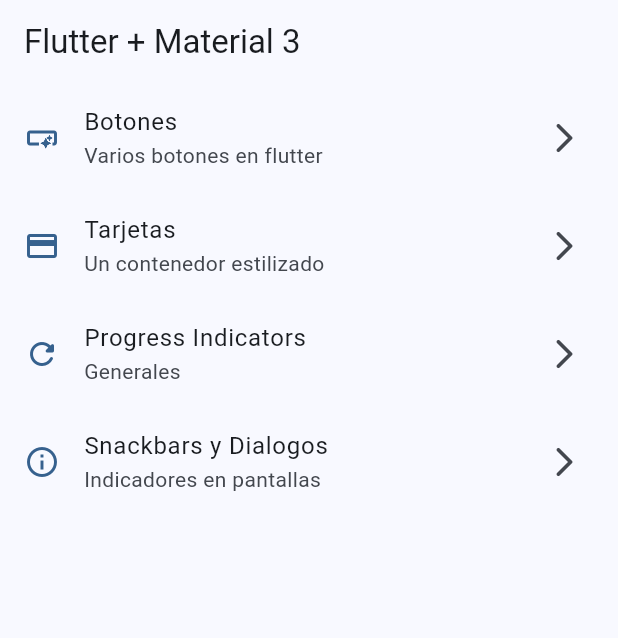
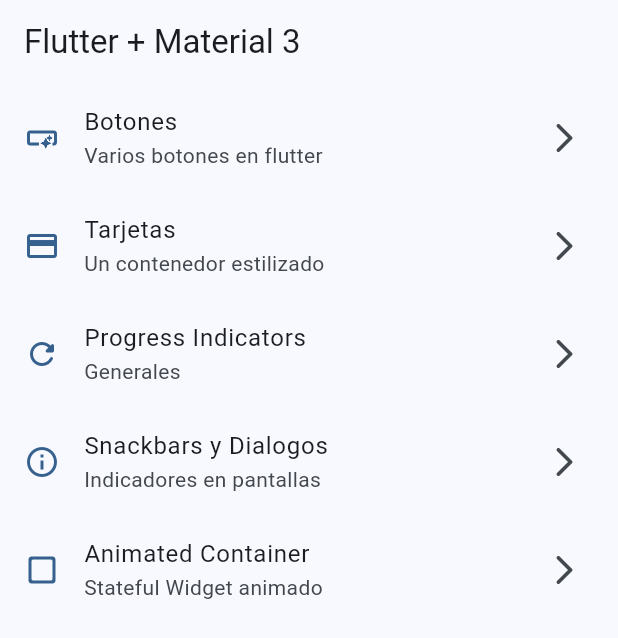
Before and after one commit to Mrangel793/widgets_app, a Flutter app: the screen it shows after launch, on a phone screen of 412 x 824 dp. Shown: the top 638 px of the screen. Run offline on Flutter 3.47's test engine with Material 3 defaults, Android fonts, the phone set to English and light mode, and no system bars; our stand-ins replace go_router.

Commit message:
animated container terminado

```diff
--- a/lib/config/menu_items/menu_items.dart
+++ b/lib/config/menu_items/menu_items.dart
@@ -46,4 +46,11 @@ const appMenuItems = <MenuItem>[
       link: '/snackbars',
       icon: Icons.info_outline
       ),
+
+      MenuItem(
+      title: 'Animated Container',
+      subtitle: 'Stateful Widget animado',
+      link: '/animated',
+      icon: Icons.check_box_outline_blank_rounded
+      ),
   ];
--- a/lib/config/router/app_router.dart
+++ b/lib/config/router/app_router.dart
@@ -32,5 +32,11 @@ final appRouter = GoRouter(
       name: SnackbarScreen.name,
       builder: (context, state) => const SnackbarScreen(),
       ),
+
+      GoRoute(
+      path: '/animated',
+      name: AnimatedScreen.name,
+      builder: (context, state) => const AnimatedScreen(),
+      ),
   ]
 );
```
Also changed, not shown: lib/presentation/screens/animated/animated_screen.dart (+46 -3 lines).
